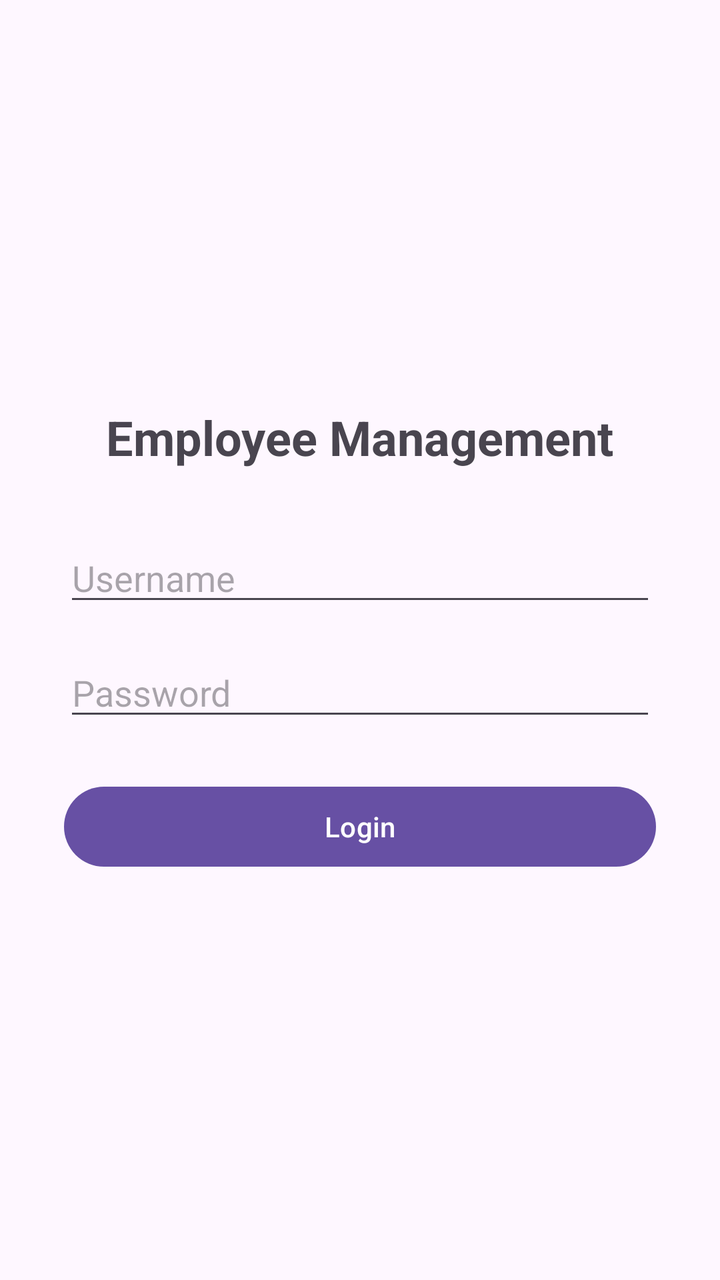
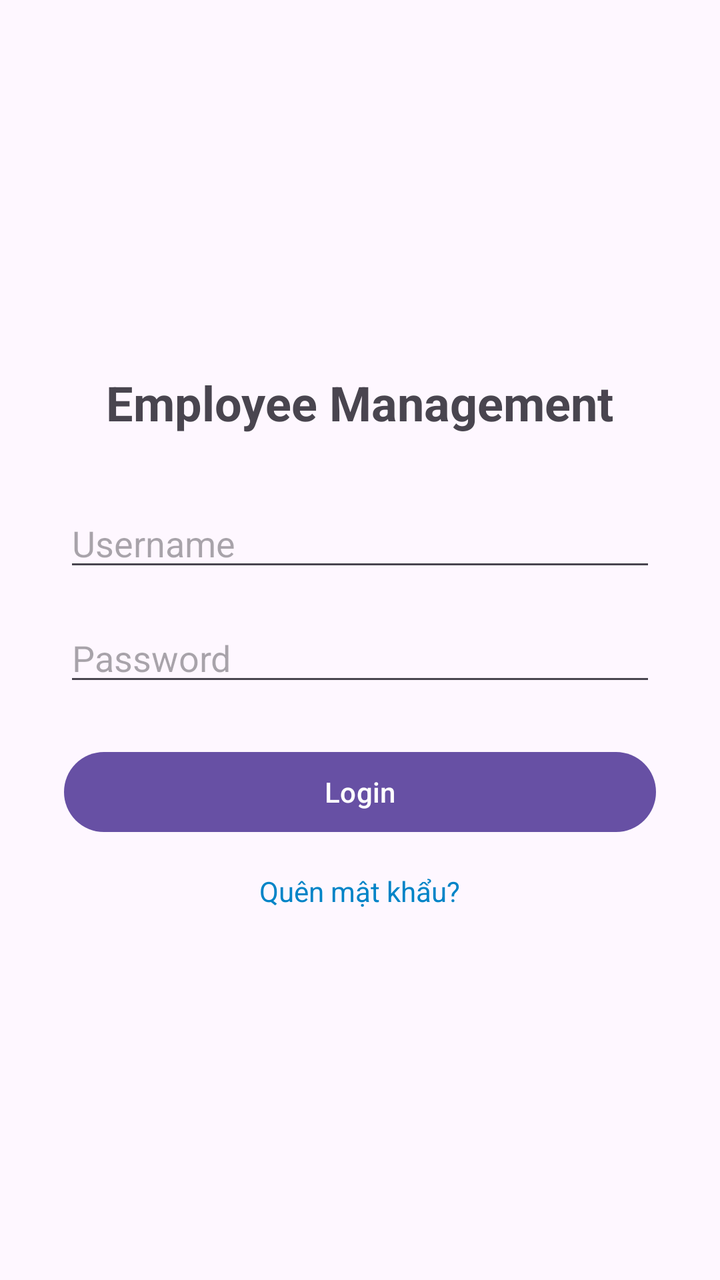

Before-and-after screenshots of an Android layout around one commit, followed by the original layout XML and the change that was made.
<!-- AndroidManifest.xml: application theme Theme.Employeemanagementapp -->
<!-- res/layout/activity_login.xml -->
<?xml version="1.0" encoding="utf-8"?>
<LinearLayout xmlns:android="http://schemas.android.com/apk/res/android"
    android:layout_width="match_parent"
    android:layout_height="match_parent"
    android:orientation="vertical"
    android:padding="32dp"
    android:gravity="center">

    <TextView
        android:layout_width="wrap_content"
        android:layout_height="wrap_content"
        android:text="Employee Management"
        android:textSize="24sp"
        android:textStyle="bold"
        android:layout_marginBottom="32dp"/>

    <EditText
        android:id="@+id/etUsername"
        android:layout_width="match_parent"
        android:layout_height="wrap_content"
        android:hint="Username"
        android:inputType="text"
        android:layout_marginBottom="16dp"/>

    <EditText
        android:id="@+id/etPassword"
        android:layout_width="match_parent"
        android:layout_height="wrap_content"
        android:hint="Password"
        android:inputType="textPassword"
        android:layout_marginBottom="24dp"/>

    <Button
        android:id="@+id/btnLogin"
        android:layout_width="match_parent"
        android:layout_height="wrap_content"
        android:text="Login"/>

</LinearLayout>
<!-- resources referenced by this layout -->
<resources>
  <style name="Theme.Employeemanagementapp" parent="Base.Theme.Employeemanagementapp" />
  <style name="Base.Theme.Employeemanagementapp" parent="Theme.Material3.DayNight.NoActionBar">
          
          
      </style>
</resources>

<!-- the commit's change to res/layout/activity_login.xml (unified diff, before → after) -->
@@ -36,4 +36,14 @@
         android:layout_height="wrap_content"
         android:text="Login"/>
 
+    <TextView
+        android:id="@+id/tvForgotPassword"
+        android:layout_width="wrap_content"
+        android:layout_height="wrap_content"
+        android:text="Quên mật khẩu?"
+        android:textColor="#0284c7"
+        android:layout_marginTop="16dp"
+        android:clickable="true"
+        android:focusable="true"/>
+
 </LinearLayout>
